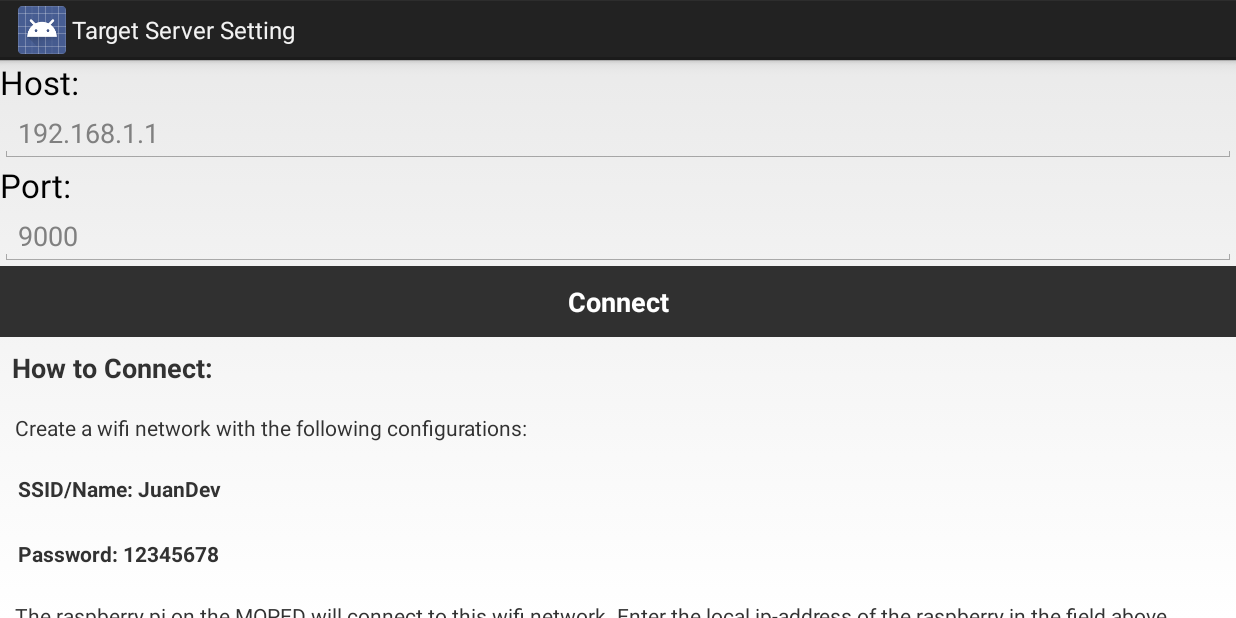
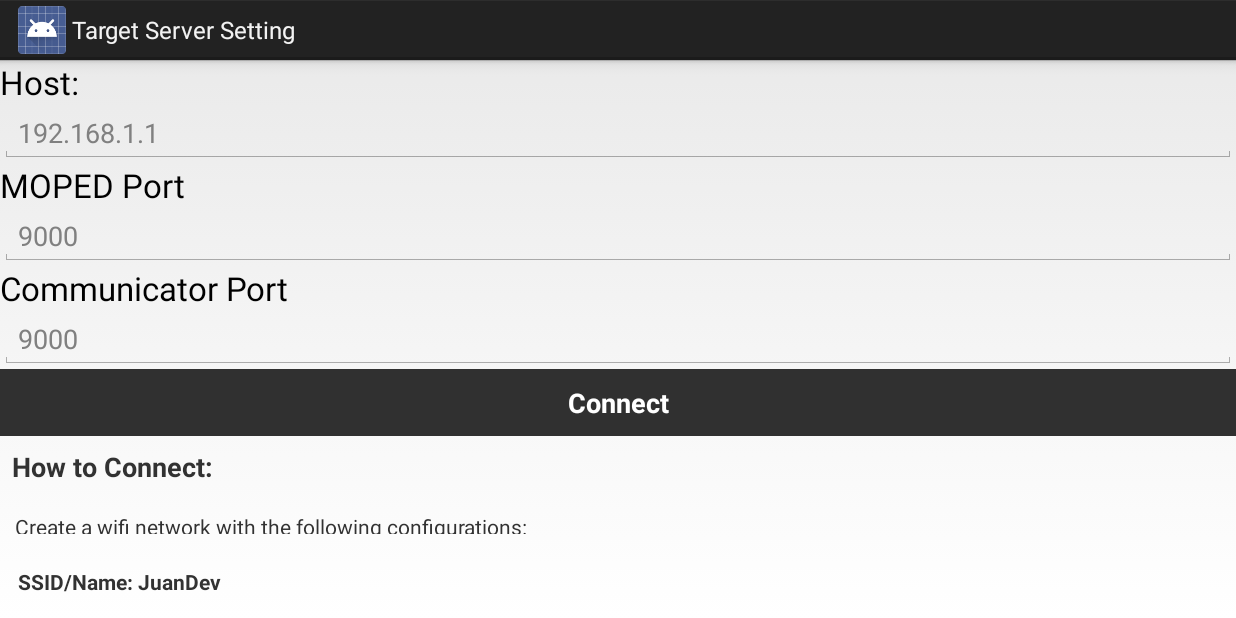
Before and after one commit to felixnorden/moppepojkar, an Android app: the screen it shows after launch (SocketConnector), after a tap on "Connect", on a phone screen of 824 x 412 dp (held sideways). Run offline under Robolectric (Android 15) with nearby library versions, the light colour scheme and no system bars; 3 statements that could not run were skipped.

Commit message:
Can connect to server through UI

```diff
--- a/src/app/WirelessIno/app/src/main/java/se/sics/sse/fresta/wirelessino/Main.java
+++ b/src/app/WirelessIno/app/src/main/java/se/sics/sse/fresta/wirelessino/Main.java
@@ -39,7 +39,7 @@ public class Main extends Activity implements CommunicationListener {
     private boolean isACCenabled = false;
     private boolean isConnected = false;
 
-    private Communicator communicator;
+    static private Communicator communicator;
 
     public static final String TAG = "WirelessIno";
     public static Socket socket = null;
@@ -58,9 +58,13 @@ public class Main extends Activity implements CommunicationListener {
         speedBar = (SeekBar) findViewById(R.id.speedBar);
         steeringBar = (SeekBar) findViewById(R.id.SteeringBar);
 
-        communicator = new ClientCommunicator("192.168.137.1", 9000);
-        communicator.addListener(this);
-        communicator.start();
+        if (communicator != null) {
+
+            communicator.addListener(this);
+            communicator.start();
+
+        }
+
 
         /*Listener for change in SeekBars (Sliders) */
 
@@ -142,20 +146,26 @@ public class Main extends Activity implements CommunicationListener {
 
     protected void onResume() {
         /* Disable the disconnect option if no connection has been established */
-        communicator.start();
+        if (communicator != null) {
+            communicator.start();
+        }
         updateMenuVisibility();
         super.onResume();
     }
 
     @Override
-    protected void onRestart(){
-        communicator.start();
+    protected void onRestart() {
+        if (communicator != null) {
+            communicator.start();
+        }
         super.onRestart();
     }
 
     @Override
     protected void onStop() {
-        communicator.stop();
+        if (communicator != null) {
+            communicator.stop();
+        }
         super.onStop();
     }
 
@@ -273,8 +283,11 @@ public class Main extends Activity implements CommunicationListener {
      * Initialize the output stream for the socket.
      */
 
-    public static void init(Socket socket) {
+    public static void init(Socket socket, ClientCommunicator communicator) {
+        Main.communicator = communicator;
         Main.socket = socket;
+
+
         try {
             out = new PrintWriter(new BufferedWriter(new OutputStreamWriter(
                     socket.getOutputStream())), true);
--- a/src/app/WirelessIno/app/src/main/java/se/sics/sse/fresta/wirelessino/SocketConnector.java
+++ b/src/app/WirelessIno/app/src/main/java/se/sics/sse/fresta/wirelessino/SocketConnector.java
@@ -16,6 +16,8 @@ import android.widget.EditText;
 
 import android.os.StrictMode;
 
+import com.ClientCommunicator;
+
 /**
  * This is the activity for connecting to the MOPED where the user has
  * to input an IP adress and a port to connect to, it also contains
@@ -26,9 +28,11 @@ public class SocketConnector extends Activity {
     private final static int CONNECTION_TIMEOUT = 3000;
 
 	private EditText ed_host = null;
-	private EditText ed_port = null;
+	private EditText ed_portmoped = null;
+	private EditText ed_portcommunicator = null;
 	private Button   btn_connect = null;
 	private Socket   socket = null;
+	private ClientCommunicator communicator = null;
 
 	protected void onCreate(Bundle savedInstanceState) {
 
@@ -40,7 +44,8 @@ public class SocketConnector extends Activity {
 
 		setContentView(R.layout.socket_connection_build);
 		ed_host = (EditText) findViewById(R.id.ed_host);
-		ed_port = (EditText) findViewById(R.id.ed_port);
+		ed_portmoped = (EditText) findViewById(R.id.ed_portmoped);
+		ed_portcommunicator = (EditText) findViewById(R.id.ed_portcommunicator);
 		btn_connect = (Button) findViewById(R.id.btn_connect);
 
 		/* Fetch earlier defined host ip and port numbers and write them as default
@@ -49,9 +54,12 @@ public class SocketConnector extends Activity {
 		String oldHost = mSharedPreferences.getString("host", null);
 		if (oldHost != null)
 			ed_host.setText(oldHost);
-		String oldPort = mSharedPreferences.getString("port",null);
-		if (oldPort != null)
-			ed_port.setText(oldPort);
+		String oldPortMoped = mSharedPreferences.getString("portmoped",null);
+		if (oldPortMoped != null)
+			ed_portmoped.setText(oldPortMoped);
+		String oldPortCommunicator = mSharedPreferences.getString("portcommunicator",null);
+		if (oldPortCommunicator != null)
+			ed_portmoped.setText(oldPortCommunicator);
 
 		/** Setup the "connect"-button. On click, new host ip and port numbers should
 		 * be stored and a socket connection created (this is done as a background task).
@@ -59,14 +67,16 @@ public class SocketConnector extends Activity {
 		btn_connect.setOnClickListener(new Button.OnClickListener() {
 			public void onClick(View v) {
 				String str_host = ed_host.getText().toString().trim();
-				String str_port = ed_port.getText().toString().trim();
+				String str_port1 = ed_portmoped.getText().toString().trim();
+				String str_port2 = ed_portcommunicator.getText().toString().trim();
 
 				SharedPreferences mSharedPreferences = getSharedPreferences("list", MODE_PRIVATE);
 				mSharedPreferences.edit().putString("host",str_host).commit();
-				mSharedPreferences.edit().putString("port",str_port).commit();
+				mSharedPreferences.edit().putString("portmoped",str_port1).commit();
+				mSharedPreferences.edit().putString("portcommunicator",str_port2).commit();
 
 				/* Create socket connection in a background task */
-				new AsyncConnectionTask().execute(str_host, str_port);
+				new AsyncConnectionTask().execute(str_host, str_port1, str_port2);
 			}
 		});
 	}
@@ -104,6 +114,8 @@ public class SocketConnector extends Activity {
 				if (socket != null && !socket.isClosed())
 					socket.close();
 
+				communicator = new ClientCommunicator(params[0], Integer.parseInt(params[2]));
+
 				socket = new Socket();
 				socket.connect(new InetSocketAddress(params[0],						// host ip
 													 Integer.parseInt(params[1])), 	// port
@@ -128,7 +140,7 @@ public class SocketConnector extends Activity {
 		 */
 		protected void onPostExecute(String result) {
 			if (socket != null && socket.isConnected()) {
-				Main.init(socket);
+				Main.init(socket, communicator);
 				finish();
 			}
 			else {
--- a/src/app/WirelessIno/app/src/main/res/layout/socket_connection_build.xml
+++ b/src/app/WirelessIno/app/src/main/res/layout/socket_connection_build.xml
@@ -25,14 +25,28 @@
     </EditText>
 
     <TextView
-        android:id="@+id/tv_port"
+        android:id="@+id/tv_portmoped"
         android:layout_width="wrap_content"
         android:layout_height="wrap_content"
-        android:text="@string/host_port"
+        android:text="MOPED Port"
         android:textAppearance="?android:attr/textAppearanceLarge" />
 
     <EditText
-        android:id="@+id/ed_port"
+        android:id="@+id/ed_portmoped"
+        android:layout_width="match_parent"
+        android:layout_height="wrap_content"
+        android:ems="10"
+        android:hint="@string/default_host_port"/>
+
+    <TextView
+        android:id="@+id/tv_portcommunicator"
+        android:layout_width="wrap_content"
+        android:layout_height="wrap_content"
+        android:text="Communicator Port"
+        android:textAppearance="?android:attr/textAppearanceLarge" />
+
+    <EditText
+        android:id="@+id/ed_portcommunicator"
         android:layout_width="match_parent"
         android:layout_height="wrap_content"
         android:ems="10"
```
